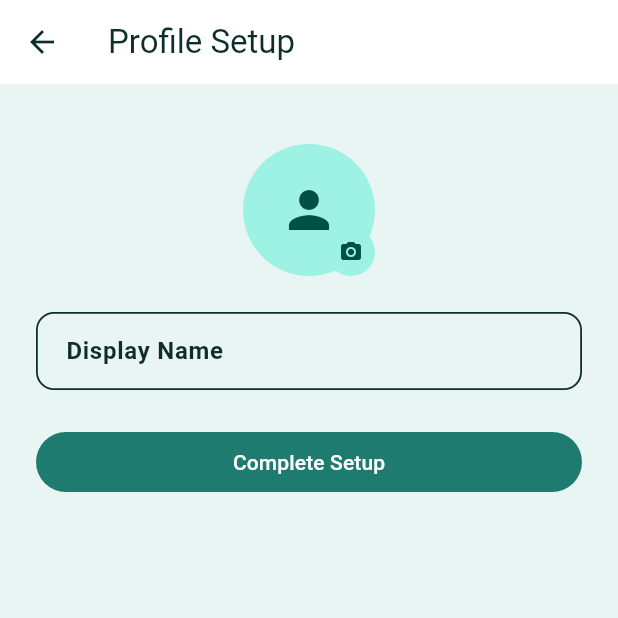
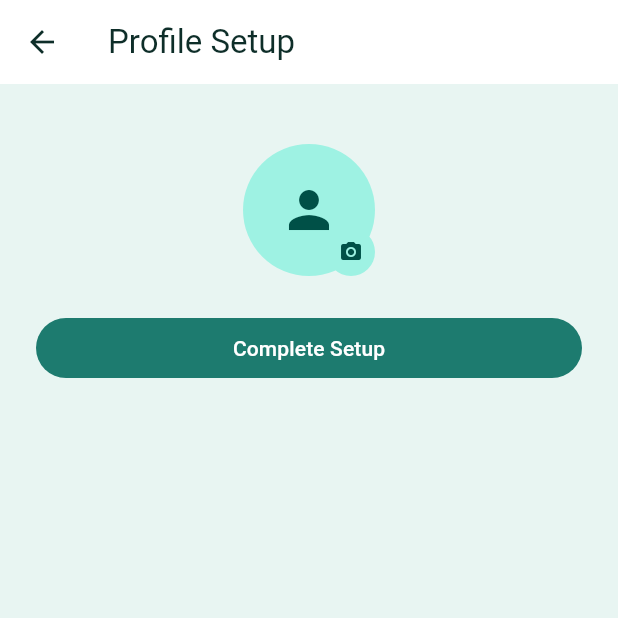
Before and after one commit to MustafaElayyan/Roommater, a Flutter app: the ProfileSetupScreen screen opened by its route, on a phone screen of 412 x 824 dp, the top half of it. Run offline on Flutter 3.47's test engine with Material 3 defaults, Android fonts, the phone set to English and light mode, and no system bars; our stand-ins replace cloud_firestore, firebase_auth, firebase_core, firebase_storage, flutter_riverpod, go_router and 1 more; accounts and stored records are empty.

Commit message:
Apply remaining review cleanup in profile/home/profile-setup screens
Agent-Logs-Url: https://github.com/MustafaElayyan/Roommater/sessions/eb22ca34-4574-43ea-a8c0-42514db226e0

Co-authored-by: 5maaaaaaaaaaaa7 <64691607+5maaaaaaaaaaaa7@users.noreply.github.com>

```diff
--- a/lib/features/auth/presentation/screens/profile_setup_screen.dart
+++ b/lib/features/auth/presentation/screens/profile_setup_screen.dart
@@ -18,15 +18,8 @@ class ProfileSetupScreen extends ConsumerStatefulWidget {
 }
 
 class _ProfileSetupScreenState extends ConsumerState<ProfileSetupScreen> {
-  final _displayNameController = TextEditingController();
   final _picker = ImagePicker();
   Uint8List? _imageBytes;
-
-  @override
-  void dispose() {
-    _displayNameController.dispose();
-    super.dispose();
-  }
 
   Future<void> _pickImage(ImageSource source) async {
     final image = await _picker.pickImage(source: source, imageQuality: 80);
@@ -140,11 +133,6 @@ class _ProfileSetupScreenState extends ConsumerState<ProfileSetupScreen> {
               ),
             ),
             const SizedBox(height: 24),
-            TextField(
-              controller: _displayNameController,
-              decoration: const InputDecoration(labelText: 'Display Name'),
-            ),
-            const SizedBox(height: 24),
             FilledButton(
               onPressed: isLoading ? null : _completeSetup,
               child: isLoading
--- a/lib/features/home/presentation/screens/home_screen.dart
+++ b/lib/features/home/presentation/screens/home_screen.dart
@@ -112,7 +112,7 @@ class _DashboardTab extends ConsumerWidget {
         Text('Upcoming Events', style: Theme.of(context).textTheme.titleMedium),
         const Card(
           child: Padding(
-            padding: EdgeInsets.all(16),
+            padding: const EdgeInsets.all(16),
             child: Text('No upcoming events yet'),
           ),
         ),
@@ -123,7 +123,7 @@ class _DashboardTab extends ConsumerWidget {
         ),
         const Card(
           child: Padding(
-            padding: EdgeInsets.all(16),
+            padding: const EdgeInsets.all(16),
             child: Text('No notifications yet'),
           ),
         ),
--- a/lib/features/profile/presentation/screens/profile_screen.dart
+++ b/lib/features/profile/presentation/screens/profile_screen.dart
@@ -34,7 +34,7 @@ class ProfileScreen extends ConsumerWidget {
               child: hasPhoto
                   ? null
                   : Text(
-                      hasName ? displayName.substring(0, 1).toUpperCase() : '?',
+                      hasName ? displayName[0].toUpperCase() : '?',
                       style: const TextStyle(fontSize: 32),
                     ),
             ),
```
